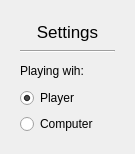
The window that Corners/settingsdialog.ui (srgynmv/Corners) describes before a commit, drawn with Qt 5.
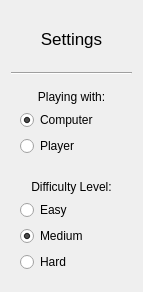
The same window after the commit.

Commit message: Improved settings functionalty

What changed in the file:
```diff
--- a/Corners/settingsdialog.ui
+++ b/Corners/settingsdialog.ui
@@ -6,26 +6,14 @@
    <rect>
     <x>0</x>
     <y>0</y>
-    <width>135</width>
-    <height>154</height>
+    <width>143</width>
+    <height>292</height>
    </rect>
   </property>
   <property name="windowTitle">
    <string>Dialog</string>
   </property>
-  <layout class="QVBoxLayout" name="verticalLayout">
-   <property name="leftMargin">
-    <number>20</number>
-   </property>
-   <property name="topMargin">
-    <number>20</number>
-   </property>
-   <property name="rightMargin">
-    <number>20</number>
-   </property>
-   <property name="bottomMargin">
-    <number>20</number>
-   </property>
+  <layout class="QVBoxLayout" name="verticalLayout_3">
    <item>
     <widget class="QLabel" name="label">
      <property name="font">
@@ -49,34 +37,125 @@
     </widget>
    </item>
    <item>
-    <widget class="QLabel" name="label_2">
-     <property name="text">
-      <string>Playing wih:</string>
+    <layout class="QVBoxLayout" name="enemyLayout">
+     <property name="leftMargin">
+      <number>0</number>
      </property>
-     <property name="alignment">
-      <set>Qt::AlignLeading|Qt::AlignLeft|Qt::AlignVCenter</set>
+     <property name="topMargin">
+      <number>0</number>
      </property>
-    </widget>
-   </item>
-   <item>
-    <widget class="QRadioButton" name="playerRadioButton">
-     <property name="text">
-      <string>Player</string>
+     <property name="rightMargin">
+      <number>0</number>
      </property>
-     <property name="checked">
-      <bool>true</bool>
+     <property name="bottomMargin">
+      <number>0</number>
      </property>
-    </widget>
+     <item>
+      <widget class="QWidget" name="enemyWidget" native="true">
+       <layout class="QVBoxLayout" name="verticalLayout_2">
+        <item>
+         <widget class="QLabel" name="playingLabel">
+          <property name="font">
+           <font>
+            <pointsize>9</pointsize>
+           </font>
+          </property>
+          <property name="text">
+           <string>Playing with:</string>
+          </property>
+          <property name="alignment">
+           <set>Qt::AlignCenter</set>
+          </property>
+         </widget>
+        </item>
+        <item>
+         <widget class="QRadioButton" name="computerRadioButton">
+          <property name="text">
+           <string>Computer</string>
+          </property>
+          <property name="checked">
+           <bool>true</bool>
+          </property>
+         </widget>
+        </item>
+        <item>
+         <widget class="QRadioButton" name="playerRadioButton">
+          <property name="text">
+           <string>Player</string>
+          </property>
+          <property name="checked">
+           <bool>false</bool>
+          </property>
+         </widget>
+        </item>
+       </layout>
+      </widget>
+     </item>
+    </layout>
    </item>
    <item>
-    <widget class="QRadioButton" name="computerRadioButton">
-     <property name="text">
-      <string>Computer</string>
+    <layout class="QVBoxLayout" name="difficultyLayout">
+     <property name="leftMargin">
+      <number>0</number>
      </property>
-     <property name="checked">
-      <bool>false</bool>
+     <property name="topMargin">
+      <number>0</number>
      </property>
-    </widget>
+     <property name="rightMargin">
+      <number>0</number>
+     </property>
+     <property name="bottomMargin">
+      <number>0</number>
+     </property>
+     <item>
+      <widget class="QWidget" name="difficultyWidget" native="true">
+       <property name="enabled">
+        <bool>true</bool>
+       </property>
+       <layout class="QVBoxLayout" name="verticalLayout">
+        <item>
+         <widget class="QLabel" name="difficultyLabel">
+          <property name="font">
+           <font>
+            <pointsize>9</pointsize>
+           </font>
+          </property>
+          <property name="text">
+           <string>Difficulty Level:</string>
+          </property>
+          <property name="alignment">
+           <set>Qt::AlignCenter</set>
+          </property>
+         </widget>
+        </item>
+        <item>
+         <widget class="QRadioButton" name="easyRadioButton">
+          <property name="text">
+           <string>Easy</string>
+          </property>
+         </widget>
+        </item>
+        <item>
+         <widget class="QRadioButton" name="mediumRadioButton">
+          <property name="text">
+           <string>Medium</string>
+          </property>
+          <property name="checked">
+           <bool>true</bool>
+          </property>
+         </widget>
+        </item>
+        <item>
+         <widget class="QRadioButton" name="hardRadioButton">
+          <property name="text">
+           <string>Hard</string>
+          </property>
+         </widget>
+        </item>
+       </layout>
+      </widget>
+     </item>
+    </layout>
    </item>
   </layout>
  </widget>
```
The commit also changes 2 other files.
